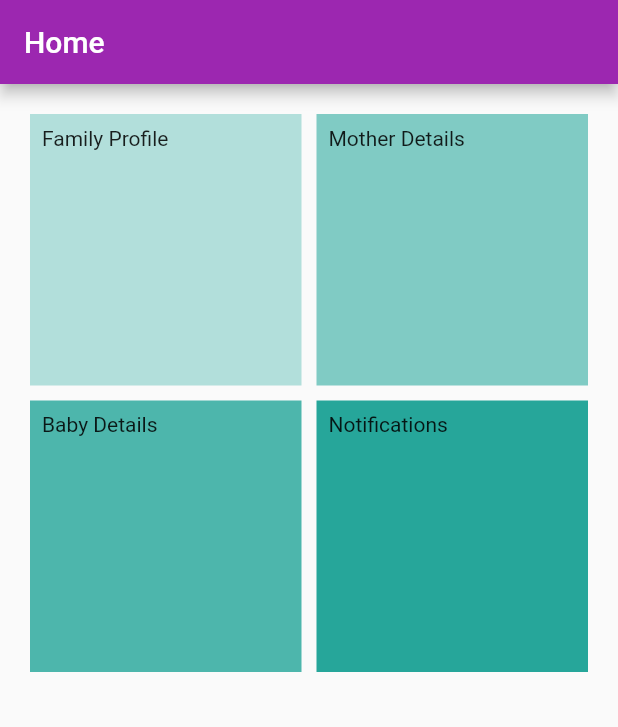
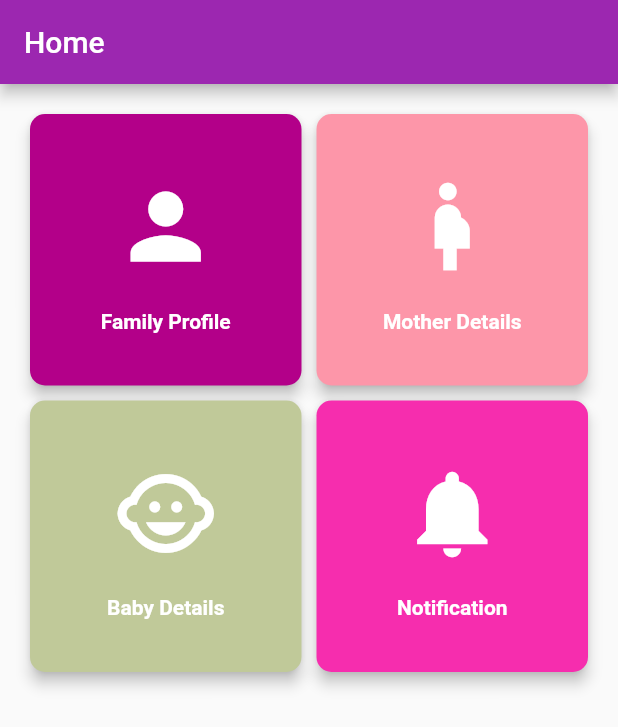
Before and after one commit to eMOH-Kesbewa/eMOH-Project, a Flutter app: the Home screen opened directly, on a phone screen of 412 x 824 dp. Shown: the top 727 px of the screen. Run offline on Flutter 3.47's test engine with Material 2 defaults, Android fonts, the phone set to English and light mode, and no system bars; our stand-ins replace material_design_icons_flutter, shared_preferences, toast; accounts and stored records are empty.

Commit message:
Home page design done

```diff
--- a/mobileapp/lib/pages/home.dart
+++ b/mobileapp/lib/pages/home.dart
@@ -1,4 +1,6 @@
 import 'package:flutter/material.dart';
+import 'package:mobileapp/pages/familyProfile.dart';
+import 'package:material_design_icons_flutter/material_design_icons_flutter.dart';
 
 class Home extends StatefulWidget {
   @override
@@ -8,6 +10,134 @@ class Home extends StatefulWidget {
 class _HomeState extends State<Home> {
   @override
   Widget build(BuildContext context) {
+
+    final familyProfileButton = Material(
+      elevation: 4.0,
+      borderRadius: BorderRadius.circular(10.0),
+      color: Color(0xffb30089),
+      child: MaterialButton(
+        child: Column(
+          children: <Widget>[
+            SizedBox(
+              height: 40.0,
+            ),
+            Icon(
+              Icons.person,
+              color: Colors.white,
+              size: 70.0,
+            ),
+            SizedBox(
+              height: 20.0,
+            ),
+            Text(
+              'Family Profile',
+              style:
+                  TextStyle(fontWeight: FontWeight.bold, color: Colors.white),
+            ),
+          ],
+        ),
+        //minWidth: MediaQuery.of(context).size.width / 2,
+        //height: MediaQuery.of(context).size.width / 4,
+        onPressed: () => Navigator.push(
+            context, MaterialPageRoute(builder: (context) => familyProfile())),
+      ),
+    );
+
+    final motherDetailsButton = Material(
+      elevation: 4.0,
+      borderRadius: BorderRadius.circular(10.0),
+      color: Color(0xfffd96a9),
+      child: MaterialButton(
+        child: Column(
+          children: <Widget>[
+            SizedBox(
+              height: 40.0,
+            ),
+            Icon(
+              Icons.pregnant_woman,
+              color: Colors.white,
+              size: 70.0,
+            ),
+            SizedBox(
+              height: 20.0,
+            ),
+            Text(
+              'Mother Details',
+              style:
+                  TextStyle(fontWeight: FontWeight.bold, color: Colors.white),
+            ),
+          ],
+        ),
+        //minWidth: MediaQuery.of(context).size.width / 2,
+        //height: MediaQuery.of(context).size.width / 4,
+        onPressed: () => Navigator.push(
+            context, MaterialPageRoute(builder: (context) => familyProfile())),
+      ),
+    );
+    final babyDetailsButton  = Material(
+      elevation: 4.0,
+      borderRadius: BorderRadius.circular(10.0),
+      color: Color(0xffc0c999),
+      child: MaterialButton(
+        child: Column(
+          children: <Widget>[
+            SizedBox(
+              height: 40.0,
+            ),
+            Icon(
+              Icons.child_care,
+              color: Colors.white,
+              size: 70.0,
+            ),
+            SizedBox(
+              height: 20.0,
+            ),
+            Text(
+              'Baby Details',
+              style:
+                  TextStyle(fontWeight: FontWeight.bold, color: Colors.white),
+            ),
+          ],
+        ),
+        //minWidth: MediaQuery.of(context).size.width / 2,
+        //height: MediaQuery.of(context).size.width / 4,
+        onPressed: () => Navigator.push(
+            context, MaterialPageRoute(builder: (context) => familyProfile())),
+      ),
+    );
+
+    final notificationsButton = Material(
+      elevation: 4.0,
+      borderRadius: BorderRadius.circular(10.0),
+      color: Color(0xfff62dae),
+      child: MaterialButton(
+        child: Column(
+          children: <Widget>[
+            SizedBox(
+              height: 40.0,
+            ),
+            Icon(
+              Icons.notifications,
+              color: Colors.white,
+              size: 70.0,
+            ),
+            SizedBox(
+              height: 20.0,
+            ),
+            Text(
+              'Notification',
+              style:
+                  TextStyle(fontWeight: FontWeight.bold, color: Colors.white),
+            ),
+          ],
+        ),
+        //minWidth: MediaQuery.of(context).size.width / 2,
+        //height: MediaQuery.of(context).size.width / 4,
+        onPressed: () => Navigator.push(
+            context, MaterialPageRoute(builder: (context) => familyProfile())),
+      ),
+    );
+
     return Scaffold(
       appBar: AppBar(
         title: Text('Home'),
@@ -19,26 +149,10 @@ class _HomeState extends State<Home> {
         mainAxisSpacing: 10,
         crossAxisCount: 2,
         children: <Widget>[
-          Container(
-            padding: const EdgeInsets.all(8),
-            child: const Text('Family Profile'),
-            color: Colors.teal[100],
-          ),
-          Container(
-            padding: const EdgeInsets.all(8),
-            child: const Text('Mother Details'),
-            color: Colors.teal[200],
-          ),
-          Container(
-            padding: const EdgeInsets.all(8),
-            child: const Text('Baby Details'),
-            color: Colors.teal[300],
-          ),
-          Container(
-            padding: const EdgeInsets.all(8),
-            child: const Text('Notifications'),
-            color: Colors.teal[400],
-          ),
+          familyProfileButton,
+          motherDetailsButton,
+          babyDetailsButton,
+          notificationsButton,
         ],
       ),
     );
--- a/mobileapp/pubspec.yaml
+++ b/mobileapp/pubspec.yaml
@@ -25,6 +25,8 @@ dependencies:
   # The following adds the Cupertino Icons font to your application.
   # Use with the CupertinoIcons class for iOS style icons.
   cupertino_icons: ^0.1.2
+  material_design_icons_flutter: 3.2.4495
+
 
 dev_dependencies:
   flutter_test:
```
Also changed, not shown: mobileapp/lib/pages/familyProfile.dart (added, +138 -0 lines), mobileapp/lib/pages/login.dart (+7 -0 lines), mobileapp/pubspec.lock.
